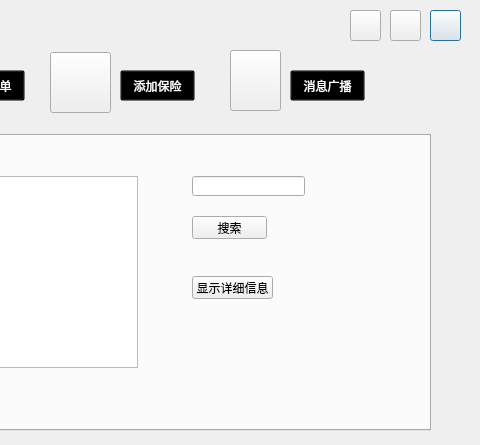
xurongchen/CIP, file manageroper.ui: the form before one commit; both pictures show x 240 to 720 and y 0 to 445 of the 720 by 445 pixel window.
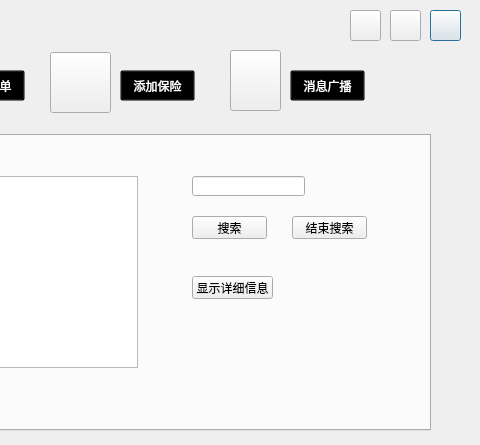
The form after the commit. Icons and pictures are not drawn.

Patch:
```diff
--- a/manageroper.ui
+++ b/manageroper.ui
@@ -216,6 +216,19 @@
       </rect>
      </property>
     </widget>
+    <widget class="QPushButton" name="PBFinshserch">
+     <property name="geometry">
+      <rect>
+       <x>480</x>
+       <y>80</y>
+       <width>75</width>
+       <height>23</height>
+      </rect>
+     </property>
+     <property name="text">
+      <string>结束搜索</string>
+     </property>
+    </widget>
    </widget>
    <widget class="QWidget" name="tab_4">
     <attribute name="title">
```
Left out of the diff: 4 changed lines with no effect on the pictures.
